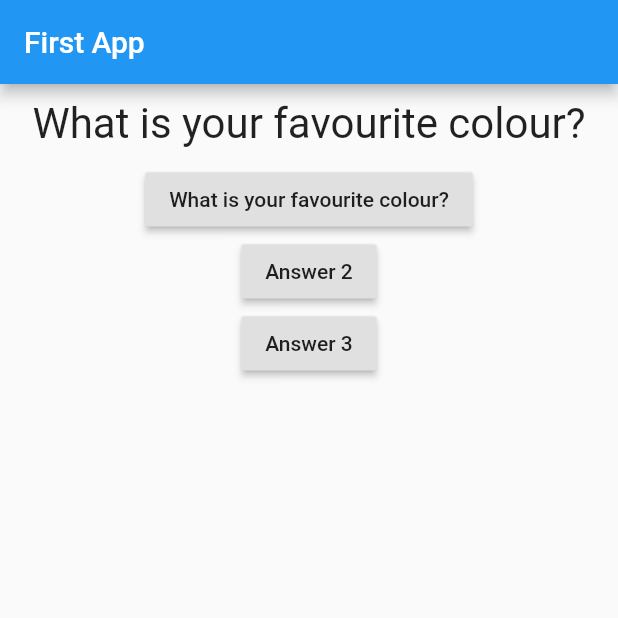
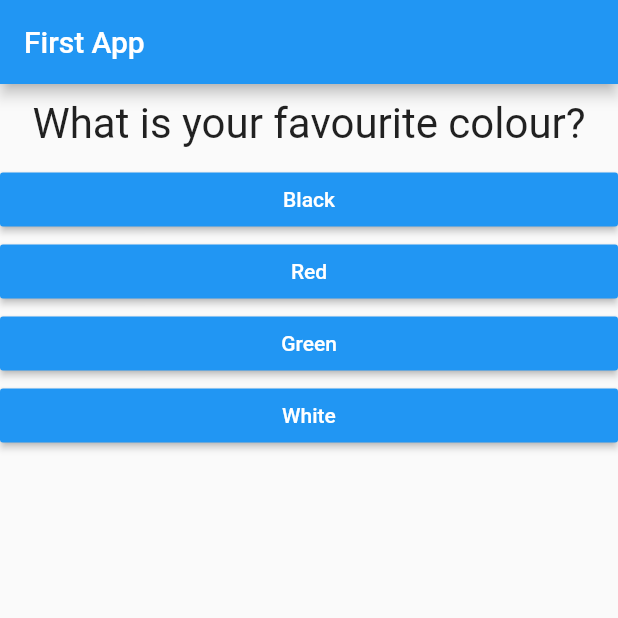
Before and after one commit to Auclown/flutter-basic, a Flutter app: the screen it shows after launch, on a phone screen of 412 x 824 dp, the top half of it. Run offline on Flutter 3.47's test engine with Material 2 defaults, Android fonts, the phone set to English and light mode, and no system bars.

Commit message:
15th/Mar/2021 - Question and Answer widgets updated with Map

```diff
--- /dev/null
+++ b/lib/answer.dart
@@ -0,0 +1,20 @@
+import "package:flutter/material.dart";
+
+class Answer extends StatelessWidget {
+  final Function selectHandler;
+  final String answerText;
+
+  Answer(this.selectHandler, this.answerText);
+
+  @override
+  Widget build(BuildContext context) {
+    return Container(
+      width: double.infinity,
+      child: RaisedButton(
+          color: Colors.blue,
+          textColor: Colors.white,
+          child: Text(answerText),
+          onPressed: selectHandler),
+    );
+  }
+}
--- a/lib/main.dart
+++ b/lib/main.dart
@@ -1,6 +1,7 @@
 import "package:flutter/material.dart";
 
 import "./question.dart";
+import 'answer.dart';
 
 void main() => runApp(MyApp());
 
@@ -14,12 +15,22 @@ class MyApp extends StatefulWidget {
 class _MyAppState extends State<MyApp> {
   int _questionIndex = 0;
 
-  List<String> questions = [
-    "What is your favourite colour?",
-    "What is your favourite animal?"
+  List<Map> questions = [
+    {
+      "questionText": "What is your favourite colour?",
+      "answer": ["Black", "Red", "Green", "White"]
+    },
+    {
+      "questionText": "What is your favourite animal?",
+      "answer": ["Rabbit", "Dog", "Lion", "Snake"]
+    },
+    {
+      "questionText": "What is your favourite video game?",
+      "answer": ["CoD:MW", "Starcraft", "Halo", "Gears of War"]
+    },
   ];
 
-  void answerQuestion() {
+  void _answerQuestion() {
     setState(() {
       _questionIndex = _questionIndex + 1;
     });
@@ -32,15 +43,11 @@ class _MyAppState extends State<MyApp> {
         appBar: AppBar(title: Text("First App")),
         body: Column(
           children: <Widget>[
-            Question(questions[_questionIndex]),
-            RaisedButton(
-                child: Text(questions[_questionIndex]),
-                onPressed: answerQuestion),
-            RaisedButton(child: Text("Answer 2"), onPressed: answerQuestion),
-            RaisedButton(
-              child: Text("Answer 3"),
-              onPressed: answerQuestion,
-            )
+            Question(questions[_questionIndex]["questionText"]),
+            ...(questions[_questionIndex]["answer"] as List<String>)
+                .map((answer) {
+              return Answer(_answerQuestion, answer);
+            }).toList()
           ],
         ),
       ),
```
